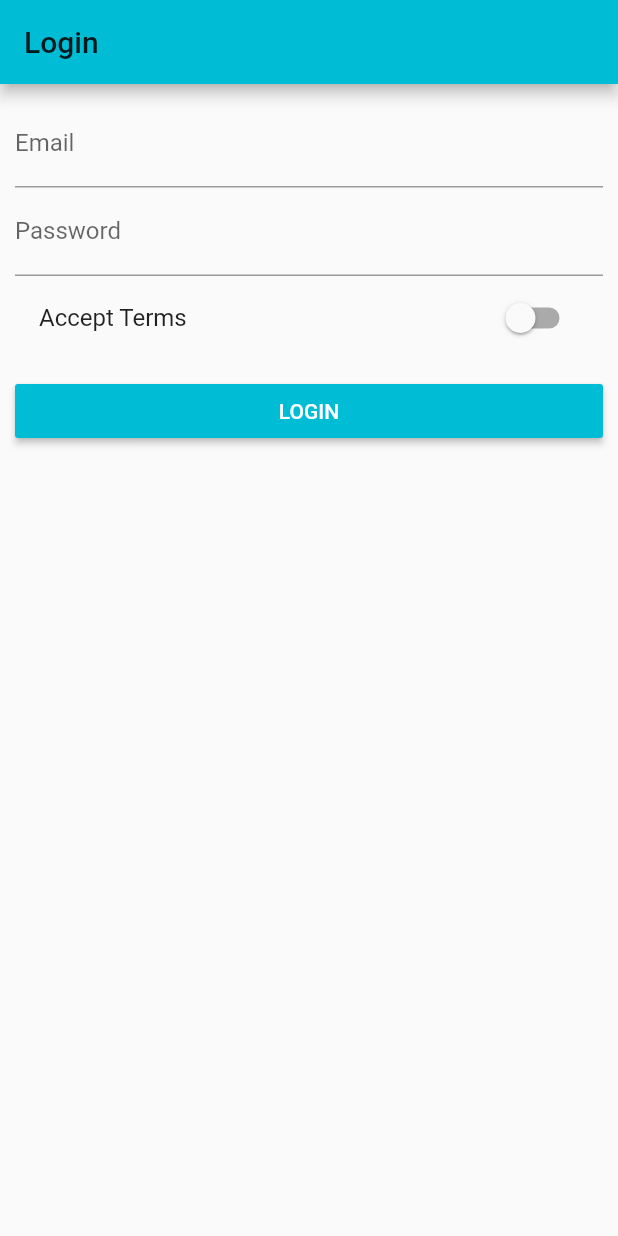
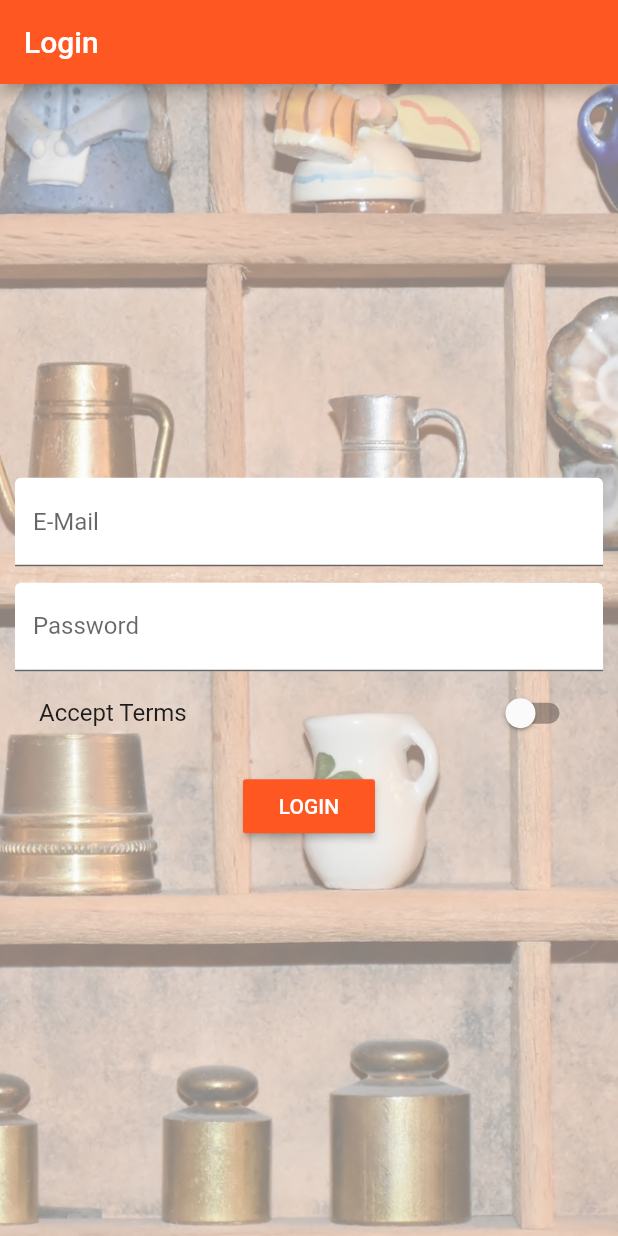
Before and after one commit to hinriksnaer/FlutterUdemy, a Flutter app: the screen it shows after launch, on a phone screen of 412 x 824 dp. Run offline on Flutter 3.47's test engine with Material 2 defaults, Android fonts, the phone set to English and light mode, and no system bars.

Commit message:
assignment 5

```diff
--- a/lib/main.dart
+++ b/lib/main.dart
@@ -1,15 +1,15 @@
 import 'package:flutter/material.dart';
-import 'package:flutter/rendering.dart';
+// import 'package:flutter/rendering.dart';
 
+import './pages/auth.dart';
 import './pages/products_admin.dart';
 import './pages/products.dart';
 import './pages/product.dart';
-import './pages/auth.dart';
 
 void main() {
-  debugPaintSizeEnabled = false;
-  debugPaintBaselinesEnabled = false;
-  debugPaintPointersEnabled = false;
+  // debugPaintSizeEnabled = true;
+  // debugPaintBaselinesEnabled = true;
+  // debugPaintPointersEnabled = true;
   runApp(MyApp());
 }
 
@@ -27,6 +27,7 @@ class _MyAppState extends State<MyApp> {
     setState(() {
       _products.add(product);
     });
+    print(_products);
   }
 
   void _deleteProduct(int index) {
@@ -38,11 +39,12 @@ class _MyAppState extends State<MyApp> {
   @override
   Widget build(BuildContext context) {
     return MaterialApp(
+      // debugShowMaterialGrid: true,
       theme: ThemeData(
           brightness: Brightness.light,
-          primarySwatch: Colors.cyan,
+          primarySwatch: Colors.deepOrange,
           accentColor: Colors.deepPurple),
-      //home: AuthPage(),
+      // home: AuthPage(),
       routes: {
         '/': (BuildContext context) => AuthPage(),
         '/products': (BuildContext context) => ProductsPage(_products),
@@ -58,9 +60,7 @@ class _MyAppState extends State<MyApp> {
           final int index = int.parse(pathElements[2]);
           return MaterialPageRoute<bool>(
             builder: (BuildContext context) => ProductPage(
-                  _products[index]['title'],
-                  _products[index]['image'],
-                ),
+                _products[index]['title'], _products[index]['image']),
           );
         }
         return null;
--- a/lib/pages/auth.dart
+++ b/lib/pages/auth.dart
@@ -1,15 +1,13 @@
 import 'package:flutter/material.dart';
 
 class AuthPage extends StatefulWidget {
-  AuthPage();
-
   @override
   State<StatefulWidget> createState() {
-    return _AuthPage();
+    return _AuthPageState();
   }
 }
 
-class _AuthPage extends State<AuthPage> {
+class _AuthPageState extends State<AuthPage> {
   String _emailValue;
   String _passwordValue;
   bool _acceptTerms = false;
@@ -21,21 +19,40 @@ class _AuthPage extends State<AuthPage> {
         title: Text('Login'),
       ),
       body: Container(
-        margin: EdgeInsets.all(10.0),
-        child: ListView(
+        decoration: BoxDecoration(
+          image: DecorationImage(
+            fit: BoxFit.cover,
+            colorFilter: ColorFilter.mode(
+                Colors.black.withOpacity(0.5), BlendMode.dstATop),
+            image: AssetImage('assets/background.jpg'),
+          ),
+        ),
+        padding: EdgeInsets.all(10.0),
+        child: Center(
+          child: SingleChildScrollView(
+            child: Column(
               children: <Widget>[
                 TextField(
+                  decoration: InputDecoration(
+                      labelText: 'E-Mail',
+                      filled: true,
+                      fillColor: Colors.white),
                   keyboardType: TextInputType.emailAddress,
-              decoration: InputDecoration(labelText: 'Email'),
                   onChanged: (String value) {
                     setState(() {
                       _emailValue = value;
                     });
                   },
                 ),
+                SizedBox(
+                  height: 10.9,
+                ),
                 TextField(
+                  decoration: InputDecoration(
+                      labelText: 'Password',
+                      filled: true,
+                      fillColor: Colors.white),
                   obscureText: true,
-              decoration: InputDecoration(labelText: 'Password'),
                   onChanged: (String value) {
                     setState(() {
                       _passwordValue = value;
@@ -59,9 +76,14 @@ class _AuthPage extends State<AuthPage> {
                   textColor: Colors.white,
                   child: Text('LOGIN'),
                   onPressed: () {
+                    print(_emailValue);
+                    print(_passwordValue);
                     Navigator.pushReplacementNamed(context, '/products');
-                }),
+                  },
+                ),
               ],
+            ),
+          ),
         ),
       ),
     );
--- a/lib/pages/product_list.dart
+++ b/lib/pages/product_list.dart
@@ -4,7 +4,7 @@ class ProductListPage extends StatelessWidget {
   @override
   Widget build(BuildContext context) {
     return Center(
-      child: Text('All Productss'),
+      child: Text('All Products'),
     );
   }
 }
--- a/lib/product_manager.dart
+++ b/lib/product_manager.dart
@@ -9,10 +9,9 @@ class ProductManager extends StatelessWidget {
 
   @override
   Widget build(BuildContext context) {
+    print('[ProductManager State] build()');
     return Column(
-      children: [
-        Expanded(child: Products(products)),
-      ],
+      children: [Expanded(child: Products(products))],
     );
   }
 }
```
Also changed, not shown: lib/pages/product.dart (+11 -11 lines), lib/pages/product_create.dart (+5 -5 lines), lib/pages/products.dart (+8 -1 lines), lib/pages/products_admin.dart (+5 -9 lines), lib/products.dart (+22 -24 lines), pubspec.yaml (+4 -13 lines), assets/background.jpg (added). Lines whose indentation alone changed are shown as unchanged.
